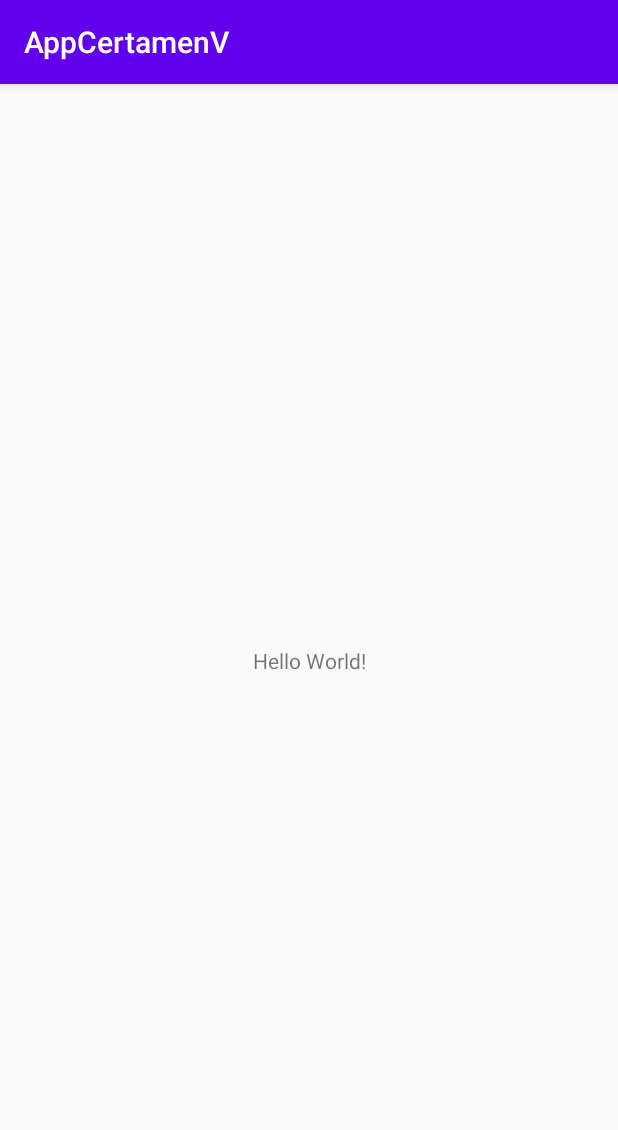
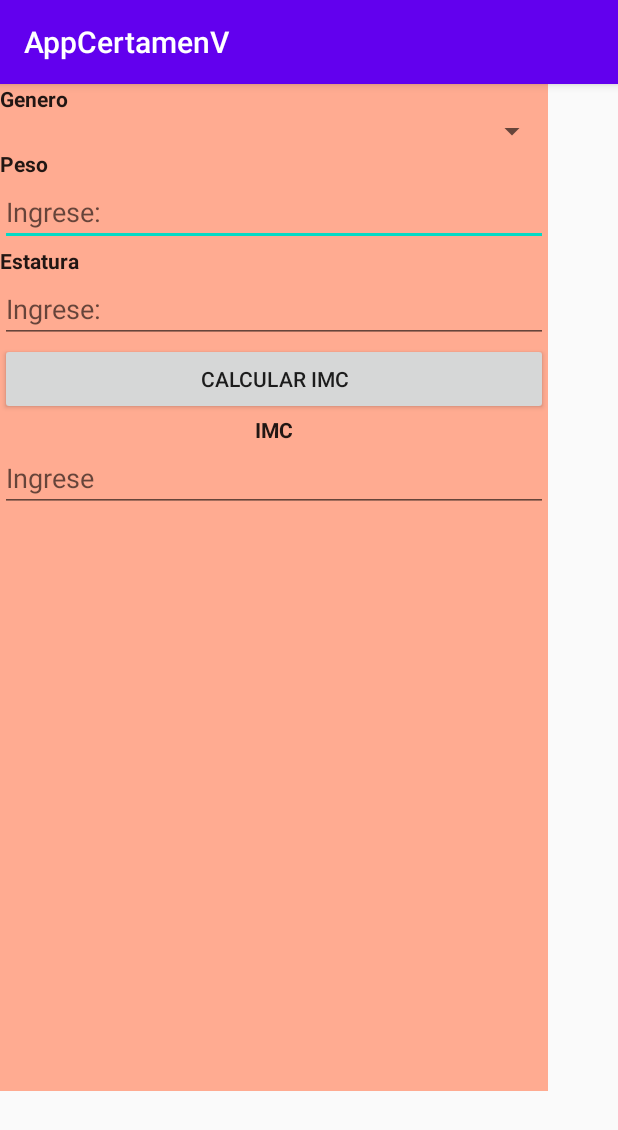
Before and after one commit to davidCamposM/AppCertamen12-11-2024, an Android app: the screen it shows after launch (MainActivity), on a phone screen of 412 x 824 dp. Shown: the top 1130 px of the screen. Run offline under Robolectric (Android 15) with nearby library versions, the phone set to English and light mode, and no system bars.

Commit message:
* Implementación intermedia de la funcion creada de calculo IMC

```diff
--- a/app/src/main/res/layout/activity_main.xml
+++ b/app/src/main/res/layout/activity_main.xml
@@ -6,13 +6,82 @@
     android:layout_height="match_parent"
     tools:context=".MainActivity">
 
-    <TextView
-        android:layout_width="wrap_content"
-        android:layout_height="wrap_content"
-        android:text="Hello World!"
-        app:layout_constraintBottom_toBottomOf="parent"
-        app:layout_constraintEnd_toEndOf="parent"
-        app:layout_constraintStart_toStartOf="parent"
-        app:layout_constraintTop_toTopOf="parent" />
+    <LinearLayout
+        android:layout_width="365dp"
+        android:layout_height="671dp"
+        android:background="#FFAB91"
+        android:orientation="vertical"
+        tools:layout_editor_absoluteX="23dp"
+        tools:layout_editor_absoluteY="30dp">
+
+        <TextView
+            android:id="@+id/textView"
+            android:layout_width="match_parent"
+            android:layout_height="wrap_content"
+            android:text="Genero"
+            android:textAppearance="@style/TextAppearance.AppCompat.Body1"
+            android:textStyle="bold" />
+
+        <Spinner
+            android:id="@+id/spinnerrr"
+            android:layout_width="match_parent"
+            android:layout_height="wrap_content" />
+
+        <TextView
+            android:id="@+id/textView2"
+            android:layout_width="match_parent"
+            android:layout_height="wrap_content"
+            android:text="Peso"
+            android:textAppearance="@style/TextAppearance.AppCompat.Body1"
+            android:textStyle="bold" />
+
+        <EditText
+            android:id="@+id/txtPeso"
+            android:layout_width="match_parent"
+            android:layout_height="wrap_content"
+            android:ems="10"
+            android:hint="Ingrese:"
+            android:inputType="textPersonName" />
+
+        <TextView
+            android:layout_width="match_parent"
+            android:layout_height="wrap_content"
+            android:text="Estatura"
+            android:textAppearance="@style/TextAppearance.AppCompat.Body1"
+            android:textStyle="bold" />
+
+        <EditText
+            android:id="@+id/txtEstatura"
+            android:layout_width="match_parent"
+            android:layout_height="wrap_content"
+            android:ems="10"
+            android:hint="Ingrese:"
+            android:inputType="textPersonName" />
+
+        <Button
+            android:id="@+id/btnCalcular"
+            android:layout_width="match_parent"
+            android:layout_height="wrap_content"
+            android:text="Calcular IMC" />
+
+        <TextView
+            android:id="@+id/textView5"
+            android:layout_width="match_parent"
+            android:layout_height="wrap_content"
+            android:text="IMC"
+            android:textAlignment="center"
+            android:textAppearance="@style/TextAppearance.AppCompat.Body1"
+            android:textSize="14sp"
+            android:textStyle="bold" />
+
+        <EditText
+            android:id="@+id/txtImc"
+            android:layout_width="match_parent"
+            android:layout_height="wrap_content"
+            android:ems="10"
+            android:hint="Ingrese"
+            android:inputType="textPersonName" />
+
+    </LinearLayout>
 
 </android.support.constraint.ConstraintLayout>
```
